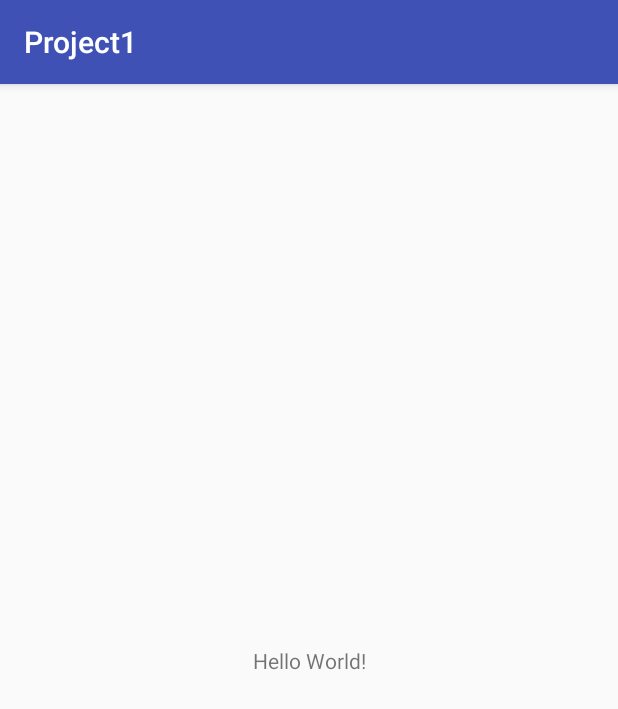
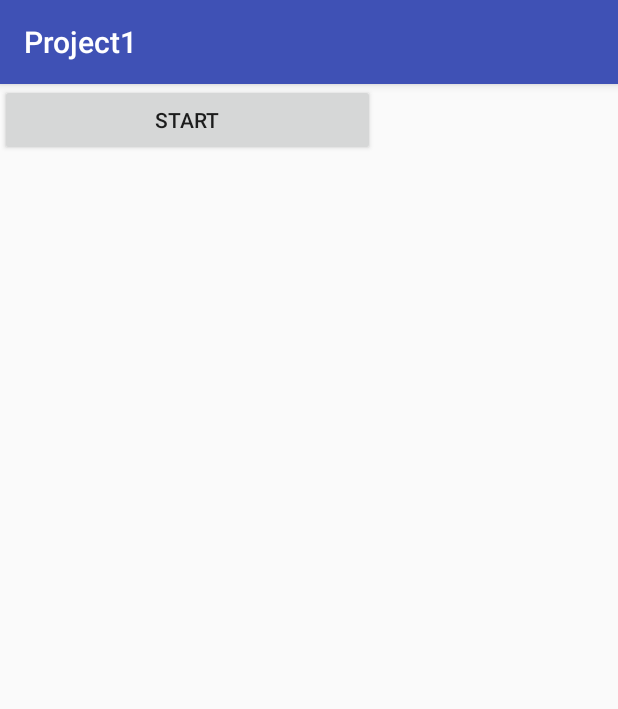
Before and after one commit to jovanperunovic/HomeProject1, an Android app: the screen it shows after launch (MainActivity), on a phone screen of 412 x 824 dp. Shown: the top 709 px of the screen. Run offline under Robolectric (Android 15) with nearby library versions, the phone set to English and light mode, and no system bars.

Commit message:
Added onClick listener for Start button

```diff
--- a/app/src/main/java/com/example/korisnik/project1/MainActivity.java
+++ b/app/src/main/java/com/example/korisnik/project1/MainActivity.java
@@ -2,12 +2,25 @@ package com.example.korisnik.project1;
 
 import android.support.v7.app.AppCompatActivity;
 import android.os.Bundle;
+import android.view.View;
+import android.widget.Button;
+import android.widget.Toast;
 
 public class MainActivity extends AppCompatActivity {
+
+    Button btn;
 
     @Override
     protected void onCreate(Bundle savedInstanceState) {
         super.onCreate(savedInstanceState);
         setContentView(R.layout.activity_main);
+
+
+    }
+
+    public void onDisplay(View v){
+
+
+        Toast.makeText(MainActivity.this,"First Toast Ever", Toast.LENGTH_LONG).show();
     }
 }
--- a/app/src/main/res/layout/activity_main.xml
+++ b/app/src/main/res/layout/activity_main.xml
@@ -1,18 +1,19 @@
 <?xml version="1.0" encoding="utf-8"?>
 <android.support.constraint.ConstraintLayout xmlns:android="http://schemas.android.com/apk/res/android"
-    xmlns:app="http://schemas.android.com/apk/res-auto"
+
     xmlns:tools="http://schemas.android.com/tools"
     android:layout_width="match_parent"
     android:layout_height="match_parent"
     tools:context=".MainActivity">
 
-    <TextView
-        android:layout_width="wrap_content"
+
+    <Button
+        android:id="@+id/button"
+        android:layout_width="250dp"
         android:layout_height="wrap_content"
-        android:text="Hello World!"
-        app:layout_constraintBottom_toBottomOf="parent"
-        app:layout_constraintLeft_toLeftOf="parent"
-        app:layout_constraintRight_toRightOf="parent"
-        app:layout_constraintTop_toTopOf="parent" />
+        android:text="Start"
+
+        android:onClick="onDisplay"
+        tools:ignore="HardcodedText" />
 
 </android.support.constraint.ConstraintLayout>
```
